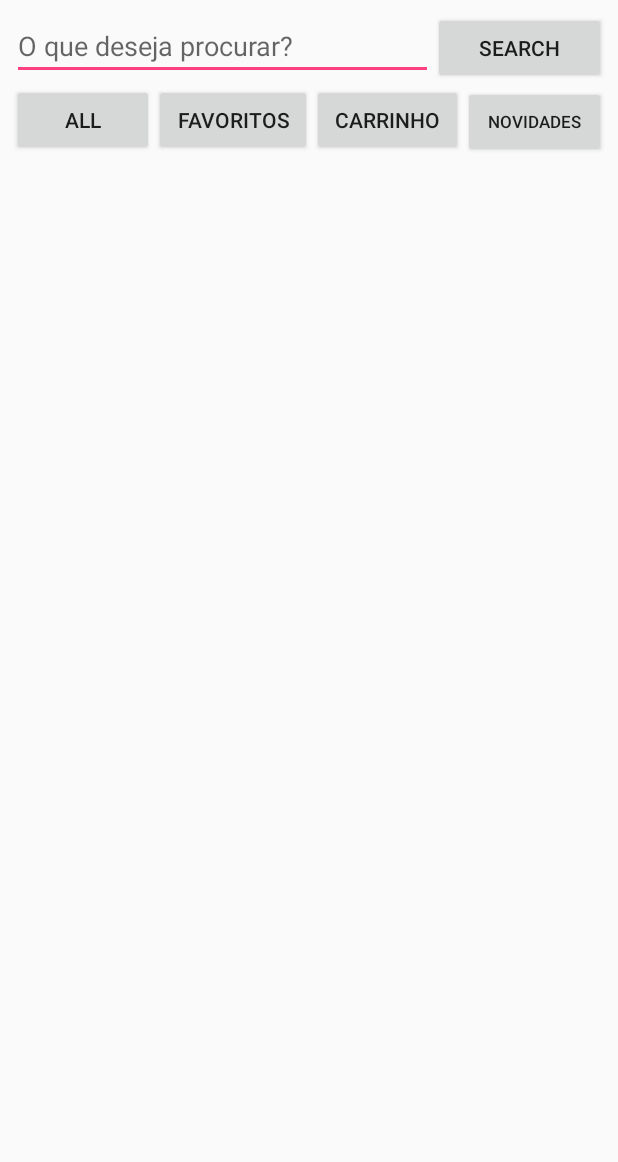
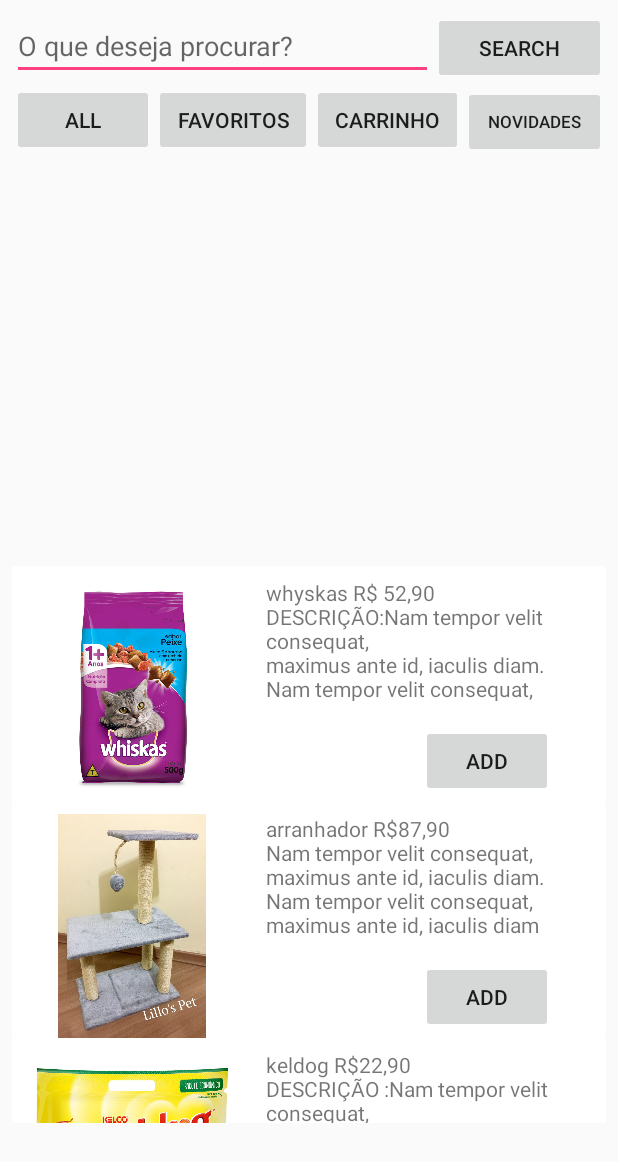
Before and after one commit to IsabellaRO/AnimaPets, an Android app: the VitrineActivity screen opened directly, with no data from a screen before it, on a phone screen of 412 x 824 dp. Shown: the top 1162 px of the screen. Run offline under Robolectric (Android 15) with nearby library versions, the phone set to English and light mode, and no system bars.

Commit message:
recyclerView Working but ugly

```diff
--- a/AnimaPets/app/src/main/AndroidManifest.xml
+++ b/AnimaPets/app/src/main/AndroidManifest.xml
@@ -8,7 +8,9 @@
         android:label="@string/app_name"
         android:roundIcon="@mipmap/ic_launcher_round"
         android:supportsRtl="true"
-        android:theme="@style/AppTheme">
+        android:theme="@style/AppTheme"
+        android:hardwareAccelerated="false"
+        android:largeHeap="true">
         <activity android:name=".LoginActivity">
             <intent-filter>
                 <action android:name="android.intent.action.MAIN" />
--- a/AnimaPets/app/src/main/java/com/example/frana/animapets/List_vitrine_cards.java
+++ b/AnimaPets/app/src/main/java/com/example/frana/animapets/List_vitrine_cards.java
@@ -1,6 +1,7 @@
 package com.example.frana.animapets;
 
 import android.media.Image;
+import android.widget.ImageView;
 
 /**
  * Created by frana on 24/11/2017.
@@ -8,10 +9,10 @@
 
 public class List_vitrine_cards {
     private String Desc;
-    private Image image;
+    private int image;
 
 
-    public List_vitrine_cards(String desc, Image image) {
+    public List_vitrine_cards(String desc, int image) {
         Desc = desc;
         this.image = image;
     }
@@ -20,7 +21,7 @@
         return Desc;
     }
 
-    public Image getImage() {
+    public int getImage() {
         return image;
     }
 }
--- a/AnimaPets/app/src/main/java/com/example/frana/animapets/RecyclerViewAdapter.java
+++ b/AnimaPets/app/src/main/java/com/example/frana/animapets/RecyclerViewAdapter.java
@@ -27,7 +27,7 @@
 
     @Override
     public ViewHolder onCreateViewHolder(ViewGroup parent, int viewType) {
-        View v = LayoutInflater.from(parent.getContext()).inflate(android.R.layout.simple_list_item_1,parent,false);
+        View v = LayoutInflater.from(parent.getContext()).inflate(R.layout.vitrine_card_layout,parent,false);
         return new ViewHolder(v);
     }
 
@@ -36,7 +36,8 @@
         List_vitrine_cards listItem = listItems.get(position);
 
         holder.descText.setText(listItem.getDesc());
-       // holder.imageProd.setImageBitmap(listItem.getImage());
+        System.out.println("position: "+ position);
+        holder.imageProd.setImageResource(listItem.getImage());
     }
 
     @Override
--- a/AnimaPets/app/src/main/java/com/example/frana/animapets/VitrineActivity.java
+++ b/AnimaPets/app/src/main/java/com/example/frana/animapets/VitrineActivity.java
@@ -1,11 +1,17 @@
 package com.example.frana.animapets;
 
 import android.content.Intent;
+import android.media.Image;
 import android.os.Bundle;
 import android.support.v7.app.AppCompatActivity;
+import android.support.v7.widget.LinearLayoutManager;
 import android.support.v7.widget.RecyclerView;
 import android.view.View;
+import android.widget.ImageView;
 import android.widget.TextView;
+
+import java.util.ArrayList;
+import java.util.List;
 
 /**
  * Created by isabella on 30/10/17.
@@ -15,12 +21,122 @@
     private TextView txtSearch;
     private TextView ImageBox;
     private RecyclerView recyclerView;
+    private RecyclerViewAdapter adapter;
+    private List<List_vitrine_cards> list_vitrine_cards;
+
+
     @Override
     protected void onCreate(Bundle savedInstanceState) {
         super.onCreate(savedInstanceState);
         setContentView(R.layout.activity_vitrine2);
         recyclerView = (RecyclerView) findViewById(R.id.recyclerView_vitrine1);
         getSupportActionBar().hide();
+        recyclerView.setHasFixedSize(true);
+        recyclerView.setLayoutManager(new LinearLayoutManager(this));
+
+        list_vitrine_cards = setList_vitrine_cards();
+        adapter = new RecyclerViewAdapter(list_vitrine_cards,this);
+        recyclerView.setAdapter(adapter);
+
 
     }
+
+
+    private List<List_vitrine_cards> setList_vitrine_cards() {
+        List<List_vitrine_cards> list_vitrine_cardsa = new ArrayList<>();
+
+        String imageName = "whiskas";
+            int resID = getResources().getIdentifier(imageName, "drawable", getPackageName());
+        List_vitrine_cards list_vitrine_cards1 = new List_vitrine_cards("whyskas R$ 52,90  \n" +
+                "DESCRIÇÃO:Nam tempor velit consequat,\n" +
+                "maximus ante id, iaculis diam.\n" +
+                "Nam tempor velit consequat,\n" +
+                "maximus ante id, iaculis diam Nam tempor velit c", resID);
+
+        imageName = "arranhador";
+        resID = getResources().getIdentifier(imageName, "drawable", getPackageName());
+        List_vitrine_cards list_vitrine_cards2 = new List_vitrine_cards("arranhador R$87,90\n" +
+                "Nam tempor velit consequat,\n" +
+                "maximus ante id, iaculis diam.\n" +
+                "Nam tempor velit consequat,\n" +
+                "maximus ante id, iaculis diam", resID);
+
+        imageName = "kelddog";
+        resID = getResources().getIdentifier(imageName, "drawable", getPackageName());
+        List_vitrine_cards list_vitrine_cards3 = new List_vitrine_cards("keldog R$22,90\n" +
+                "DESCRIÇÃO :Nam tempor velit consequat,\n" +
+                "maximus ante id, iaculis diam.\n" +
+                "Nam tempor velit consequat,\n" +
+                "maximus ante id, iaculis diam\n", resID);
+
+        imageName = "pelucia_caes";
+        resID = getResources().getIdentifier(imageName, "drawable", getPackageName());
+        List_vitrine_cards list_vitrine_cards4 = new List_vitrine_cards("Pelucia caes 19,90  \n" +
+                "DESCRIÇÃO :Nam tempor velit consequat,\n" +
+                "maximus ante id, iaculis diam.\n" +
+                "Nam tempor velit consequat,\n" +
+                "maximus ante id, iaculis diam", resID);
+
+        imageName = "comedouro_de_inox";
+        resID = getResources().getIdentifier(imageName, "drawable", getPackageName());
+        List_vitrine_cards list_vitrine_cards5 = new List_vitrine_cards("comedouro_de_inox 11,90\n" +
+                "DESCRIÇÃO :Nam tempor velit consequat,\n" +
+                "maximus ante id, iaculis diam.\n" +
+                "Nam tempor velit consequat,\n" +
+                "maximus ante id, iaculis diam", resID);
+
+        imageName = "comedouroebebedouro";
+        resID = getResources().getIdentifier(imageName, "drawable", getPackageName());
+        List_vitrine_cards list_vitrine_cards6 = new List_vitrine_cards("comedouro e bebedouro dual 119,90\n" +
+                "DESCRIÇÃO :Nam tempor velit consequat,\n" +
+                "maximus ante id, iaculis diam.\n" +
+                "Nam tempor velit consequat,\n" +
+                "maximus ante id, iaculis diam", resID);
+
+        imageName = "coleira_anti_pulgas";
+        resID = getResources().getIdentifier(imageName, "drawable", getPackageName());
+        List_vitrine_cards list_vitrine_cards7 = new List_vitrine_cards("coleira_anti_pulgas R$149,00\n" +
+                "DESCRIÇÃO :Nam tempor velit consequat,\n" +
+                "maximus ante id, iaculis diam.\n" +
+                "Nam tempor velit consequat,\n" +
+                "maximus ante id, iaculis diam", resID);
+
+        imageName = "perfume_femeas";
+        resID = getResources().getIdentifier(imageName, "drawable", getPackageName());
+        List_vitrine_cards list_vitrine_cards8 = new List_vitrine_cards("perfume pet femea 10,71\n" +
+                "DESCRIÇÃO :Nam tempor velit consequat,\n" +
+                "maximus ante id, iaculis diam.\n" +
+                "Nam tempor velit consequat,\n" +
+                "maximus ante id, iaculis diam\n", resID);
+
+        imageName = "shampoo_neutro";
+        resID = getResources().getIdentifier(imageName, "drawable", getPackageName());
+        List_vitrine_cards list_vitrine_cards9 = new List_vitrine_cards("shampoo pet neutro R$ 38,61\n" +
+                "DESCRIÇÃO :Nam tempor velit consequat,\n" +
+                "maximus ante id, iaculis diam.\n" +
+                "Nam tempor velit consequat,\n" +
+                "maximus ante id, iaculis diam", resID);
+
+        imageName = "luvas";
+        resID = getResources().getIdentifier(imageName, "drawable", getPackageName());
+        List_vitrine_cards list_vitrine_cards10 = new List_vitrine_cards("luvas R$12,90\n" +
+                "DESCRIÇÃO : Nam tempor velit consequat,\n" +
+                "maximus ante id, iaculis diam.\n" +
+                "Nam tempor velit consequat,\n" +
+                "maximus ante id, iaculis diam. ", resID);
+
+        list_vitrine_cardsa.add(list_vitrine_cards1);
+        list_vitrine_cardsa.add(list_vitrine_cards2);
+        list_vitrine_cardsa.add(list_vitrine_cards3);
+        list_vitrine_cardsa.add(list_vitrine_cards4);
+        list_vitrine_cardsa.add(list_vitrine_cards5);
+        list_vitrine_cardsa.add(list_vitrine_cards6);
+        list_vitrine_cardsa.add(list_vitrine_cards7);
+        list_vitrine_cardsa.add(list_vitrine_cards8);
+        list_vitrine_cardsa.add(list_vitrine_cards9);
+        list_vitrine_cardsa.add(list_vitrine_cards10);
+
+        return list_vitrine_cardsa;
+    }
+
 }
```
Also changed, not shown: AnimaPets/app/src/main/res/drawable/arranhador.jpg (added), AnimaPets/app/src/main/res/drawable/coleira_anti_pulgas.jpg (added), AnimaPets/app/src/main/res/drawable/comedouro_de_inox.jpg (added), AnimaPets/app/src/main/res/drawable/comedouroebebedouro.jpg (added), AnimaPets/app/src/main/res/drawable/kelddog.jpg (added), AnimaPets/app/src/main/res/drawable/luvas.jpg (added), AnimaPets/app/src/main/res/drawable/pelucia_caes.jpg (added), AnimaPets/app/src/main/res/drawable/perfume_femeas.jpg (added), AnimaPets/app/src/main/res/drawable/shampoo_neutro.jpg (added), AnimaPets/app/src/main/res/drawable/whiskas.jpg (added).
